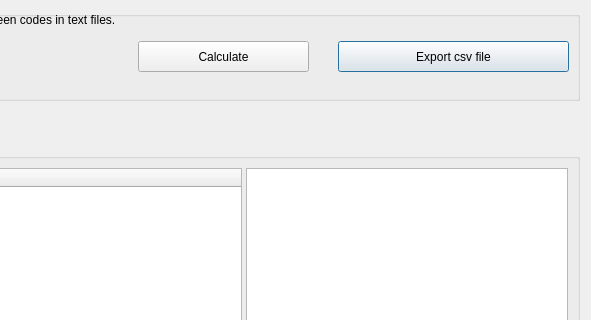
The window that GUI_UIs/ui_dialog_code_relations.ui (ccbogel/QualCoder) describes before a commit, drawn with Qt 5; both pictures show x 103 to 694 and y 0 to 320 of the 694 by 543 pixel window.
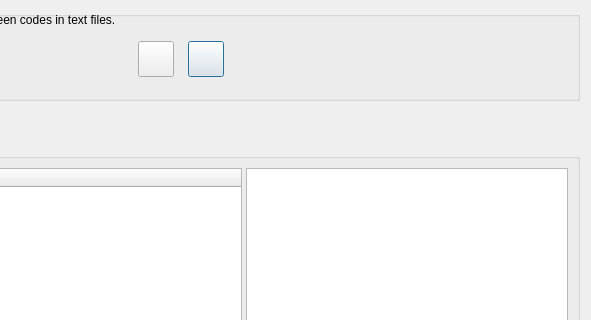
The same window after the commit.

The edit to the form file:
```diff
--- a/GUI_UIs/ui_dialog_code_relations.ui
+++ b/GUI_UIs/ui_dialog_code_relations.ui
@@ -65,14 +65,14 @@
      <widget class="QPushButton" name="pushButton_exportcsv">
       <property name="geometry">
        <rect>
-        <x>430</x>
+        <x>280</x>
         <y>30</y>
-        <width>231</width>
-        <height>31</height>
+        <width>36</width>
+        <height>36</height>
        </rect>
       </property>
       <property name="text">
-       <string>Export csv file</string>
+       <string/>
       </property>
      </widget>
      <widget class="QPushButton" name="pushButton_calculate">
@@ -80,12 +80,12 @@
        <rect>
         <x>230</x>
         <y>30</y>
-        <width>171</width>
-        <height>31</height>
+        <width>36</width>
+        <height>36</height>
        </rect>
       </property>
       <property name="text">
-       <string>Calculate</string>
+       <string/>
       </property>
      </widget>
      <widget class="QRadioButton" name="radioButton_this">
```
Left out of the diff: 6 changed lines with no effect on the pictures.
